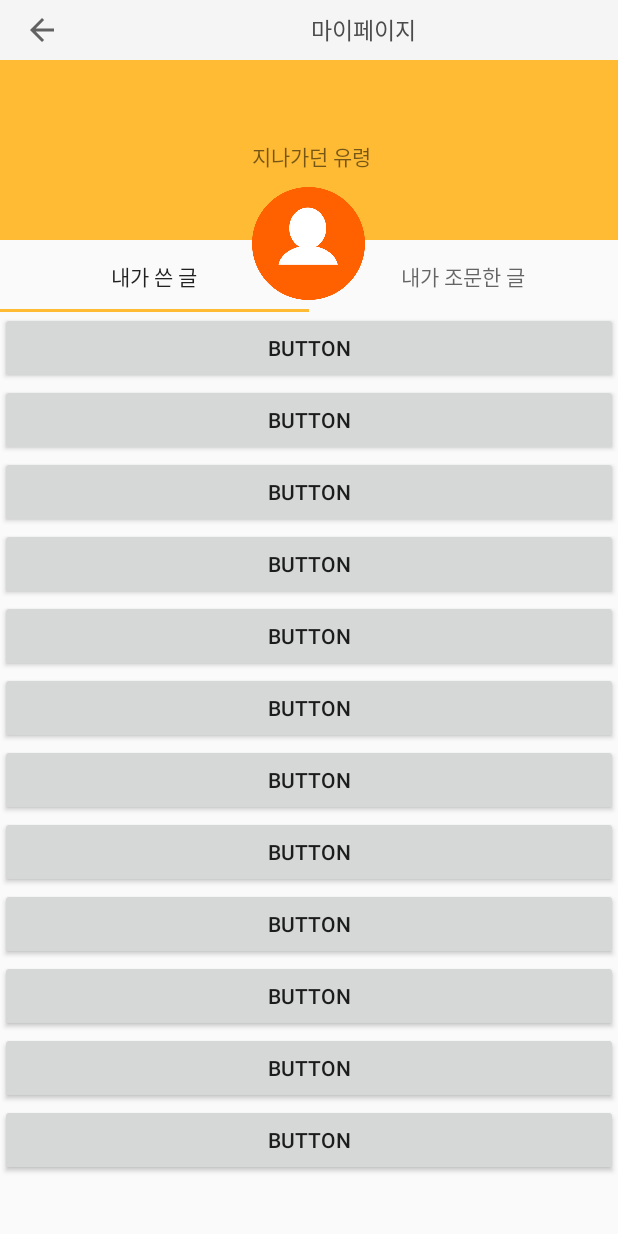
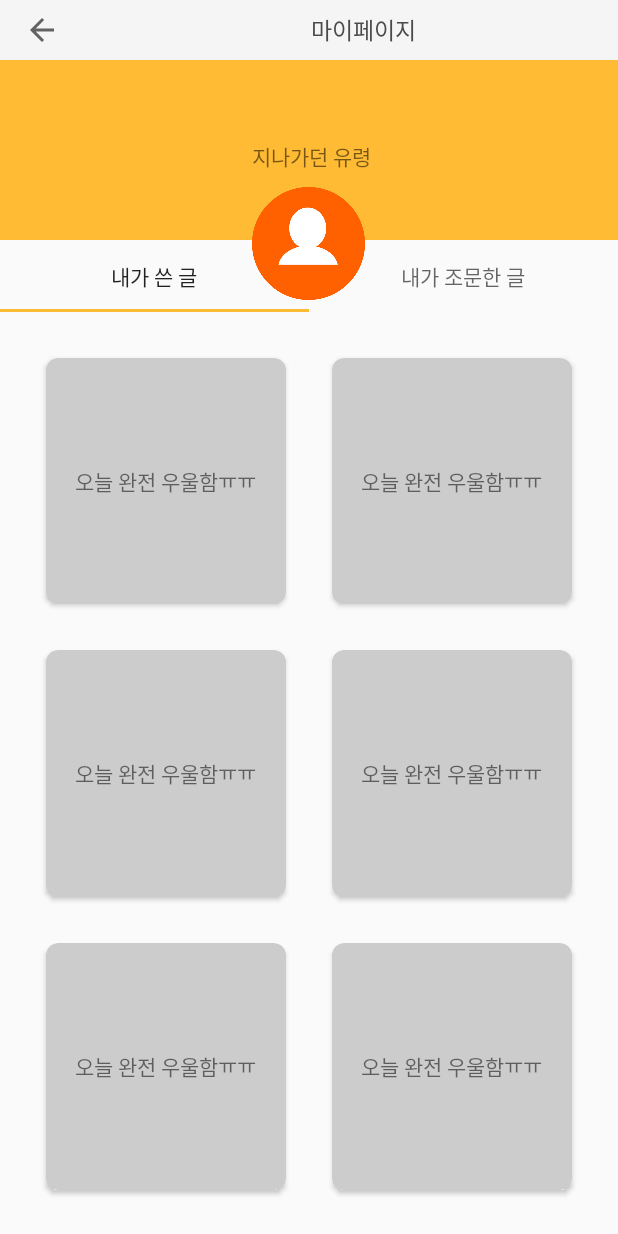
Before and after one commit to aa9390/DumDumTest2, an Android app: the FragmentOne screen opened directly, with no data from a screen before it, on a phone screen of 412 x 824 dp. Run offline under Robolectric (Android 15) with nearby library versions, the phone set to English and light mode, and no system bars.

Commit message:
마이페이지 setting2 - 스크롤 x

```diff
--- a/app/build.gradle
+++ b/app/build.gradle
@@ -39,7 +39,8 @@ dependencies {
     // Glide
     compile 'com.github.bumptech.glide:glide:3.7.0'
 
-    // TabLayout
+    // RecyclerView
+    compile 'com.android.support:recyclerview-v7:26.0.+'
 
 
 }
--- /dev/null
+++ b/app/src/main/java/org/androidtown/dumdumtest2/MyWritingAdapger.java
@@ -0,0 +1,8 @@
+package org.androidtown.dumdumtest2;
+
+/**
+ * Created by User on 2018-01-23.
+ */
+
+public class MyWritingAdapger{
+}
--- a/app/src/main/res/layout/activity_mypage.xml
+++ b/app/src/main/res/layout/activity_mypage.xml
@@ -21,8 +21,8 @@
             android:id="@+id/txv_toolbar"
             android:layout_width="match_parent"
             android:layout_height="wrap_content"
+            android:gravity="center"
             android:text="마이페이지"
-        android:gravity="center"
             android:textColor="#4b4b4b"
             android:textSize="15sp" />
     </android.support.v7.widget.Toolbar>
--- a/app/src/main/res/layout/fragment_one.xml
+++ b/app/src/main/res/layout/fragment_one.xml
@@ -7,6 +7,7 @@
 
     <!-- TODO: Update blank fragment layout -->
 
+
     <android.support.v4.widget.NestedScrollView
         android:layout_width="match_parent"
         android:layout_height="match_parent"
@@ -14,80 +15,168 @@
 
         <LinearLayout
             android:layout_width="match_parent"
+            android:layout_height="match_parent"
+            android:orientation="vertical"
+            android:weightSum="10">
+
+            <GridLayout
+                android:layout_width="match_parent"
+                android:layout_height="match_parent"
+                android:columnCount="2"
+                android:rowCount="2"
+                android:padding="15dp">
+
+
+                <android.support.v7.widget.CardView
+                    android:layout_width="0dp"
+                    android:layout_height="0dp"
+                    android:layout_columnWeight="1"
+                    app:cardBackgroundColor="#cccccc"
+                    app:cardCornerRadius="8dp"
+                    android:layout_rowWeight="1"
+                    android:padding="12dp"
+                    android:layout_margin="15dp">
+
+                    <LinearLayout
+                        android:layout_width="wrap_content"
                         android:layout_height="wrap_content"
-            android:orientation="vertical" >
+                        android:layout_gravity="center_horizontal|center_vertical"
+                        android:orientation="vertical"
+                        android:layout_margin="10dp">
 
-            <Button
-                android:id="@+id/button12"
-                android:layout_width="match_parent"
+                        <TextView
+                            android:layout_width="wrap_content"
                             android:layout_height="wrap_content"
-                android:text="Button" />
+                            android:text="오늘 완전 우울함ㅠㅠ"/>
+                    </LinearLayout>
+                </android.support.v7.widget.CardView>
 
-            <Button
-                android:id="@+id/button11"
-                android:layout_width="match_parent"
+
+
+                <android.support.v7.widget.CardView
+                    android:layout_width="0dp"
+                    android:layout_height="0dp"
+                    android:layout_columnWeight="1"
+                    app:cardBackgroundColor="#cccccc"
+                    app:cardCornerRadius="8dp"
+                    android:layout_rowWeight="1"
+                    android:padding="12dp"
+                    android:layout_margin="15dp">
+
+                    <LinearLayout
+                        android:layout_width="wrap_content"
                         android:layout_height="wrap_content"
-                android:text="Button" />
+                        android:layout_gravity="center_horizontal|center_vertical"
+                        android:orientation="vertical"
+                        android:layout_margin="10dp">
 
-            <Button
-                android:id="@+id/button10"
-                android:layout_width="match_parent"
+                        <TextView
+                            android:layout_width="wrap_content"
                             android:layout_height="wrap_content"
-                android:text="Button" />
+                            android:text="오늘 완전 우울함ㅠㅠ"/>
+                    </LinearLayout>
+                </android.support.v7.widget.CardView>
 
-            <Button
-                android:id="@+id/button3"
-                android:layout_width="match_parent"
+
+
+                <android.support.v7.widget.CardView
+                    android:layout_width="0dp"
+                    android:layout_height="0dp"
+                    android:layout_columnWeight="1"
+                    app:cardBackgroundColor="#cccccc"
+                    app:cardCornerRadius="8dp"
+                    android:layout_rowWeight="1"
+                    android:padding="12dp"
+                    android:layout_margin="15dp">
+
+                    <LinearLayout
+                        android:layout_width="wrap_content"
                         android:layout_height="wrap_content"
-                android:text="Button" />
+                        android:layout_gravity="center_horizontal|center_vertical"
+                        android:orientation="vertical"
+                        android:layout_margin="10dp">
 
-            <Button
-                android:id="@+id/button2"
-                android:layout_width="match_parent"
+                        <TextView
+                            android:layout_width="wrap_content"
                             android:layout_height="wrap_content"
-                android:text="Button" />
+                            android:text="오늘 완전 우울함ㅠㅠ"/>
+                    </LinearLayout>
+                </android.support.v7.widget.CardView>
 
-            <Button
-                android:id="@+id/button13"
-                android:layout_width="match_parent"
+
+
+                <android.support.v7.widget.CardView
+                    android:layout_width="0dp"
+                    android:layout_height="0dp"
+                    android:layout_columnWeight="1"
+                    app:cardBackgroundColor="#cccccc"
+                    app:cardCornerRadius="8dp"
+                    android:layout_rowWeight="1"
+                    android:padding="12dp"
+                    android:layout_margin="15dp">
+
+                    <LinearLayout
+                        android:layout_width="wrap_content"
                         android:layout_height="wrap_content"
-                android:text="Button" />
+                        android:layout_gravity="center_horizontal|center_vertical"
+                        android:orientation="vertical"
+                        android:layout_margin="10dp">
 
-            <Button
-                android:id="@+id/button9"
-                android:layout_width="match_parent"
+                        <TextView
+                            android:layout_width="wrap_content"
                             android:layout_height="wrap_content"
-                android:text="Button" />
+                            android:text="오늘 완전 우울함ㅠㅠ"/>
+                    </LinearLayout>
+                </android.support.v7.widget.CardView>
 
-            <Button
-                android:id="@+id/button5"
-                android:layout_width="match_parent"
+
+                <android.support.v7.widget.CardView
+                    android:layout_width="0dp"
+                    android:layout_height="0dp"
+                    android:layout_columnWeight="1"
+                    app:cardBackgroundColor="#cccccc"
+                    app:cardCornerRadius="8dp"
+                    android:layout_rowWeight="1"
+                    android:padding="12dp"
+                    android:layout_margin="15dp">
+
+                    <LinearLayout
+                        android:layout_width="wrap_content"
                         android:layout_height="wrap_content"
-                android:text="Button" />
+                        android:layout_gravity="center_horizontal|center_vertical"
+                        android:orientation="vertical"
+                        android:layout_margin="10dp">
 
-            <Button
-                android:id="@+id/button4"
-                android:layout_width="match_parent"
+                        <TextView
+                            android:layout_width="wrap_content"
                             android:layout_height="wrap_content"
-                android:text="Button" />
+                            android:text="오늘 완전 우울함ㅠㅠ"/>
+                    </LinearLayout>
+                </android.support.v7.widget.CardView>
+                <android.support.v7.widget.CardView
+                    android:layout_width="0dp"
+                    android:layout_height="0dp"
+                    android:layout_columnWeight="1"
+                    app:cardBackgroundColor="#cccccc"
+                    app:cardCornerRadius="8dp"
+                    android:layout_rowWeight="1"
+                    android:padding="12dp"
+                    android:layout_margin="15dp">
 
-            <Button
-                android:id="@+id/button8"
-                android:layout_width="match_parent"
+                    <LinearLayout
+                        android:layout_width="wrap_content"
                         android:layout_height="wrap_content"
-                android:text="Button" />
+                        android:layout_gravity="center_horizontal|center_vertical"
+                        android:orientation="vertical"
+                        android:layout_margin="10dp">
 
-            <Button
-                android:id="@+id/button7"
-                android:layout_width="match_parent"
+                        <TextView
+                            android:layout_width="wrap_content"
                             android:layout_height="wrap_content"
-                android:text="Button" />
-
-            <Button
-                android:id="@+id/button6"
-                android:layout_width="match_parent"
-                android:layout_height="wrap_content"
-                android:text="Button" />
+                            android:text="오늘 완전 우울함ㅠㅠ"/>
+                    </LinearLayout>
+                </android.support.v7.widget.CardView>
+            </GridLayout>
         </LinearLayout>
     </android.support.v4.widget.NestedScrollView>
 
--- /dev/null
+++ b/app/src/main/res/layout/item_mywriting.xml
@@ -0,0 +1,27 @@
+<?xml version="1.0" encoding="utf-8"?>
+<android.support.constraint.ConstraintLayout
+    xmlns:android="http://schemas.android.com/apk/res/android"
+    xmlns:app="http://schemas.android.com/apk/res-auto"
+    xmlns:tools="http://schemas.android.com/tools"
+    android:layout_width="match_parent"
+    android:layout_height="match_parent">
+
+    <android.support.v7.widget.CardView
+        android:layout_width="match_parent"
+        android:layout_height="match_parent"
+        android:layout_marginBottom="8dp"
+        android:layout_marginTop="8dp"
+        app:cardCornerRadius="5dp">
+
+        <TextView
+            android:id="@+id/myWriting"
+            android:text="내가 쓴 글"
+            android:layout_width="wrap_content"
+            android:layout_height="wrap_content"
+            android:layout_gravity="center"/>
+
+
+
+
+    </android.support.v7.widget.CardView>
+</android.support.constraint.ConstraintLayout>
```
Lines whose indentation alone changed are shown as unchanged.
